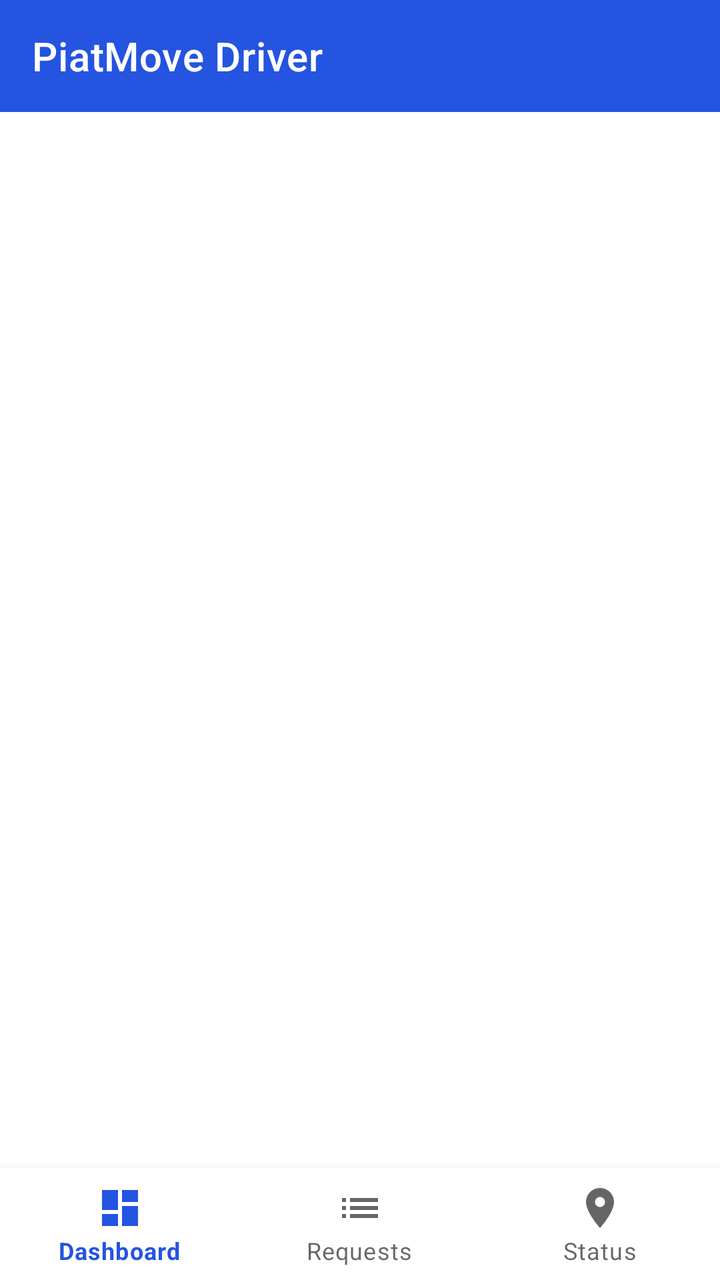
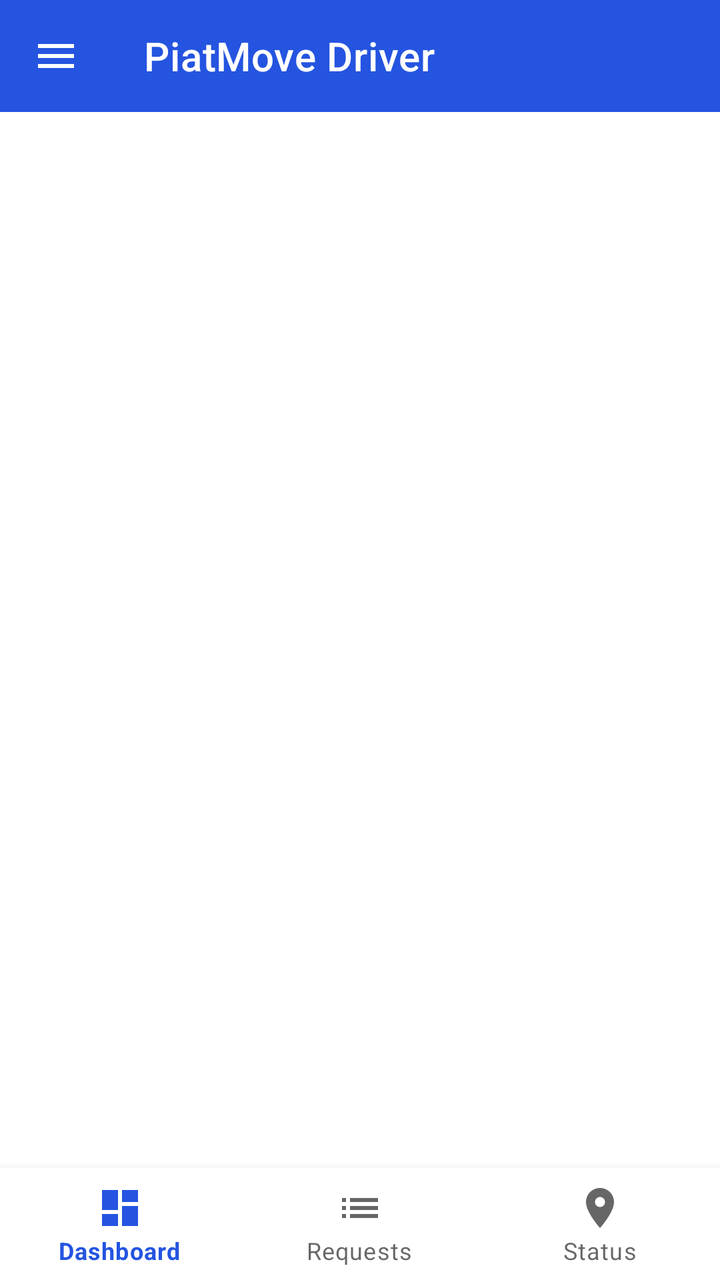

Before-and-after screenshots of an Android layout around one commit, followed by the original layout XML and the change that was made.
<!-- AndroidManifest.xml: application theme Theme.PiatMoveDriver -->
<!-- res/layout/activity_driver_home.xml -->
<?xml version="1.0" encoding="utf-8"?>
<LinearLayout xmlns:android="http://schemas.android.com/apk/res/android"
    xmlns:app="http://schemas.android.com/apk/res-auto"
    android:layout_width="match_parent"
    android:layout_height="match_parent"
    android:orientation="vertical">

    <com.google.android.material.appbar.AppBarLayout
        android:layout_width="match_parent"
        android:layout_height="wrap_content">
        <com.google.android.material.appbar.MaterialToolbar
            android:id="@+id/toolbar"
            android:layout_width="match_parent"
            android:layout_height="?attr/actionBarSize"
            android:background="@color/colorPrimary"
            app:title="@string/driver_home"
            app:titleTextColor="@color/white" />
    </com.google.android.material.appbar.AppBarLayout>

    <FrameLayout
        android:id="@+id/fragmentContainer"
        android:layout_width="match_parent"
        android:layout_height="0dp"
        android:layout_weight="1" />

    <com.google.android.material.bottomnavigation.BottomNavigationView
        android:id="@+id/bottomNav"
        android:layout_width="match_parent"
        android:layout_height="wrap_content"
        android:background="@color/white"
        app:menu="@menu/menu_driver" />

</LinearLayout>
<!-- resources referenced by this layout -->
<resources>
  <color name="colorPrimary">#2454E0</color>
  <color name="white">#FFFFFF</color>
  <string name="driver_home">PiatMove Driver</string>
  <style name="Theme.PiatMoveDriver" parent="Theme.MaterialComponents.DayNight.NoActionBar">
          <item name="colorPrimary">@color/colorPrimary</item>
          <item name="colorPrimaryVariant">@color/colorPrimaryDark</item>
          <item name="colorOnPrimary">@color/white</item>
          <item name="colorSecondary">@color/colorAccent</item>
          <item name="colorOnSecondary">@color/white</item>
          <item name="android:statusBarColor">@color/colorPrimaryDark</item>
          <item name="materialButtonStyle">@style/Widget.App.Button</item>
          <item name="materialButtonOutlinedStyle">@style/Widget.App.Button.Outlined</item>
          <item name="shapeAppearanceMediumComponent">@style/ShapeAppearance.App.MediumComponent</item>
      </style>
  <color name="colorPrimaryDark">#1D43B8</color>
  <color name="colorAccent">#12B76A</color>
  <style name="Widget.App.Button" parent="Widget.MaterialComponents.Button">
          <item name="cornerRadius">24dp</item>
          <item name="android:paddingTop">4dp</item>
          <item name="android:paddingBottom">4dp</item>
          <item name="android:minHeight">48dp</item>
      </style>
  <style name="Widget.App.Button.Outlined" parent="Widget.MaterialComponents.Button.OutlinedButton">
          <item name="cornerRadius">24dp</item>
          <item name="android:paddingTop">4dp</item>
          <item name="android:paddingBottom">4dp</item>
          <item name="android:minHeight">48dp</item>
      </style>
  <style name="ShapeAppearance.App.MediumComponent" parent="ShapeAppearance.MaterialComponents.MediumComponent">
          <item name="cornerSize">12dp</item>
      </style>
</resources>

<!-- the commit's change to res/layout/activity_driver_home.xml (unified diff, before → after) -->
@@ -1,33 +1,87 @@
+<?xml version="1.0" encoding="utf-8"?>
+<androidx.drawerlayout.widget.DrawerLayout xmlns:android="http://schemas.android.com/apk/res/android"
+    xmlns:app="http://schemas.android.com/apk/res-auto"
+    android:id="@+id/drawerLayout"
+    android:layout_width="match_parent"
+    android:layout_height="match_parent">
+
+    <LinearLayout
+        android:layout_width="match_parent"
+        android:layout_height="match_parent"
+        android:orientation="vertical">
+
+        <com.google.android.material.appbar.AppBarLayout
+            android:layout_width="match_parent"
+            android:layout_height="wrap_content">
+            <com.google.android.material.appbar.MaterialToolbar
+                android:id="@+id/toolbar"
+                android:layout_width="match_parent"
+                android:layout_height="?attr/actionBarSize"
+                android:background="@color/colorPrimary"
+                app:navigationIcon="@drawable/ic_menu"
+                app:title="@string/driver_home"
+                app:titleTextColor="@color/white" />
+        </com.google.android.material.appbar.AppBarLayout>
+
+        <FrameLayout
+            android:id="@+id/fragmentContainer"
+            android:layout_width="match_parent"
+            android:layout_height="0dp"
+            android:layout_weight="1" />
+
+        <com.google.android.material.bottomnavigation.BottomNavigationView
+            android:id="@+id/bottomNav"
+            android:layout_width="match_parent"
+            android:layout_height="wrap_content"
+            android:background="@color/white"
+            app:menu="@menu/menu_driver" />
+
+    </LinearLayout>
+
+    <com.google.android.material.navigation.NavigationView
+        android:id="@+id/navigationView"
+        android:layout_width="wrap_content"
+        android:layout_height="match_parent"
+        android:layout_gravity="start"
+        app:headerLayout="@layout/nav_header"
+        app:menu="@menu/menu_driver_drawer" />
+
+</androidx.drawerlayout.widget.DrawerLayout>
+<!-- res/layout/nav_header.xml (included above) -->
 <?xml version="1.0" encoding="utf-8"?>
 <LinearLayout xmlns:android="http://schemas.android.com/apk/res/android"
-    xmlns:app="http://schemas.android.com/apk/res-auto"
     android:layout_width="match_parent"
-    android:layout_height="match_parent"
-    android:orientation="vertical">
+    android:layout_height="176dp"
+    android:background="@color/colorPrimary"
+    android:gravity="bottom"
+    android:orientation="vertical"
+    android:padding="20dp"
+    android:theme="@style/ThemeOverlay.AppCompat.Dark">
 
-    <com.google.android.material.appbar.AppBarLayout
-        android:layout_width="match_parent"
-        android:layout_height="wrap_content">
-        <com.google.android.material.appbar.MaterialToolbar
-            android:id="@+id/toolbar"
-            android:layout_width="match_parent"
-            android:layout_height="?attr/actionBarSize"
-            android:background="@color/colorPrimary"
-            app:title="@string/driver_home"
-            app:titleTextColor="@color/white" />
-    </com.google.android.material.appbar.AppBarLayout>
+    <ImageView
+        android:id="@+id/imgNavAvatar"
+        android:layout_width="56dp"
+        android:layout_height="56dp"
+        android:src="@drawable/logo_mark"
+        android:contentDescription="Driver Avatar" />
 
-    <FrameLayout
-        android:id="@+id/fragmentContainer"
-        android:layout_width="match_parent"
-        android:layout_height="0dp"
-        android:layout_weight="1" />
+    <TextView
+        android:id="@+id/tvNavName"
+        android:layout_width="wrap_content"
+        android:layout_height="wrap_content"
+        android:layout_marginTop="12dp"
+        android:text="Driver Name"
+        android:textColor="@color/white"
+        android:textSize="18sp"
+        android:textStyle="bold" />
 
-    <com.google.android.material.bottomnavigation.BottomNavigationView
-        android:id="@+id/bottomNav"
-        android:layout_width="match_parent"
+    <TextView
+        android:id="@+id/tvNavRole"
+        android:layout_width="wrap_content"
         android:layout_height="wrap_content"
-        android:background="@color/white"
-        app:menu="@menu/menu_driver" />
+        android:layout_marginTop="2dp"
+        android:text="✓ Driver Partner"
+        android:textColor="#A7F3D0"
+        android:textSize="13sp" />
 
 </LinearLayout>
<!-- resource entries referenced after the edit -->
@@ -2,6 +2,17 @@
 <resources>
   <color name="colorPrimary">#2454E0</color>
   <color name="white">#FFFFFF</color>
+  <!-- drawable ic_menu (drawable) -->
+  <vector xmlns:android="http://schemas.android.com/apk/res/android"
+      android:width="24dp"
+      android:height="24dp"
+      android:viewportWidth="24"
+      android:viewportHeight="24">
+    <path
+        android:fillColor="#FFFFFFFF"
+        android:pathData="M3,18h18v-2L3,16v2zM3,13h18v-2L3,11v2zM3,6v2h18L21,6L3,6z"/>
+  </vector>
+  <!-- drawable logo_mark: vector/xml drawable (drawable, 2664 chars, omitted) -->
   <string name="driver_home">PiatMove Driver</string>
   <style name="Theme.PiatMoveDriver" parent="Theme.MaterialComponents.DayNight.NoActionBar">
           <item name="colorPrimary">@color/colorPrimary</item>
